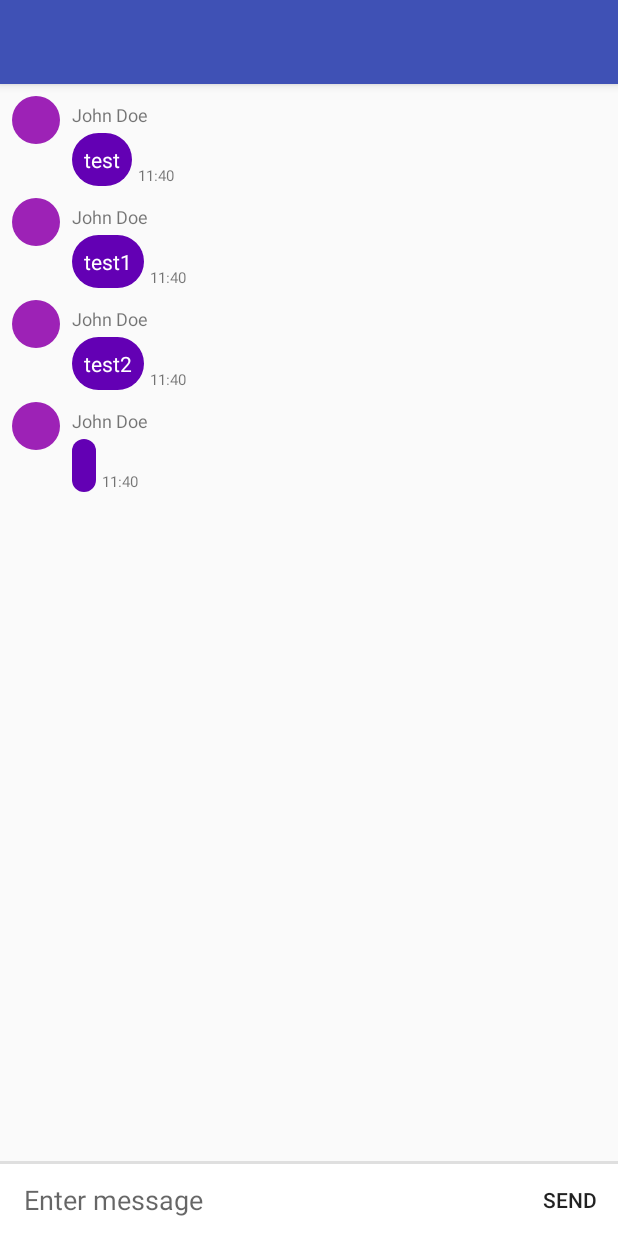
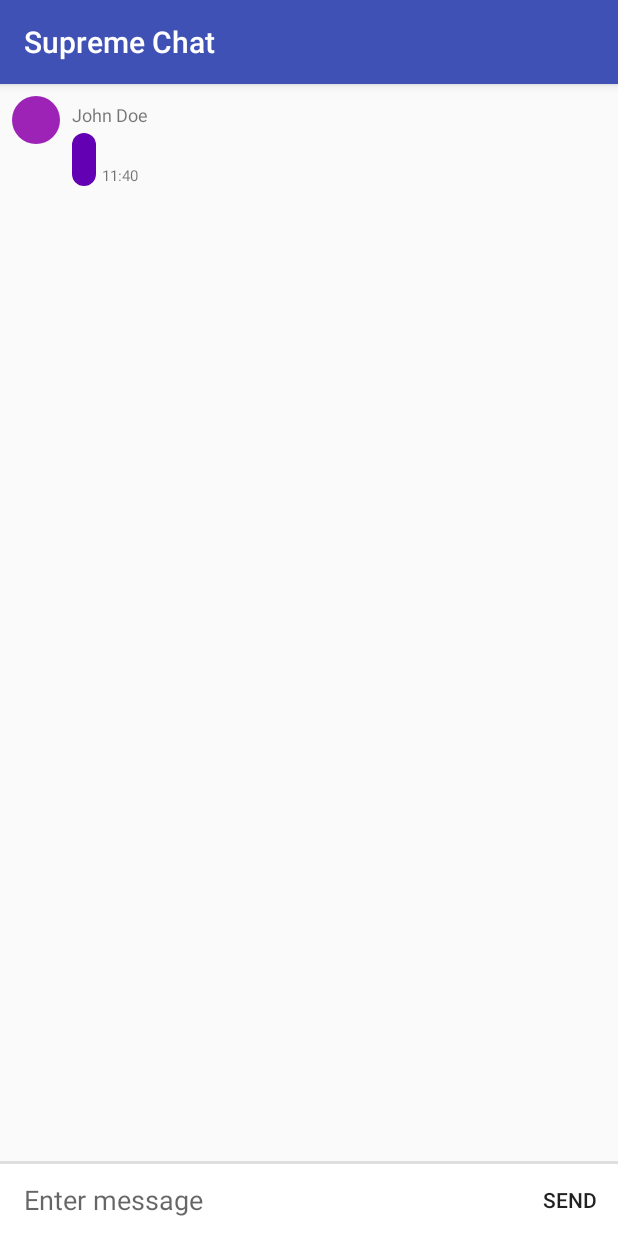
Before and after one commit to hesham-akmal/SupremeChat-Client, an Android app: the ChatActivity screen opened directly, with no data from a screen before it, after a tap on "SEND", on a phone screen of 412 x 824 dp. Run offline under Robolectric (Android 15) with nearby library versions, the phone set to English and light mode, and no system bars; 3 statements that could not run were skipped.

Commit message:
Fixed chat messages sync

```diff
--- a/app/build.gradle
+++ b/app/build.gradle
@@ -22,7 +22,10 @@ dependencies {
     implementation fileTree(dir: 'libs', include: ['*.jar'])
 
     implementation 'com.android.support.constraint:constraint-layout:1.0.2'
+    implementation 'com.android.support:support-v4:26.1.0'
+    implementation 'com.android.support:recyclerview-v7:26.1.0'
     compile 'com.android.support:design:26.1.0'
+    compile 'com.google.code.gson:gson:2.8.2'
     testImplementation 'junit:junit:4.12'
     androidTestImplementation 'com.android.support.test:runner:1.0.1'
     androidTestImplementation 'com.android.support.test.espresso:espresso-core:3.0.1'
--- a/app/src/main/java/com/supreme/abc/supremechat_client/ChatActivity.java
+++ b/app/src/main/java/com/supreme/abc/supremechat_client/ChatActivity.java
@@ -3,22 +3,33 @@ package com.supreme.abc.supremechat_client;
 import android.content.Context;
 import android.content.Intent;
 import android.content.SharedPreferences;
+import android.os.AsyncTask;
 import android.os.Bundle;
+import android.preference.PreferenceManager;
 import android.support.annotation.NonNull;
 import android.support.design.widget.BottomNavigationView;
 import android.support.v7.app.AppCompatActivity;
 import android.support.v7.widget.LinearLayoutManager;
 import android.support.v7.widget.RecyclerView;
+import android.util.Log;
 import android.view.MenuItem;
 import android.view.View;
 import android.widget.Button;
 import android.widget.EditText;
 import android.widget.ImageView;
 import android.widget.ListView;
+import android.widget.Toast;
 
+import com.google.gson.Gson;
+import com.google.gson.reflect.TypeToken;
+
+import java.lang.reflect.Type;
 import java.util.ArrayList;
+import java.util.HashSet;
 import java.util.List;
+import java.util.Set;
 
+import network_data.Command;
 import network_data.Friend;
 
 public class ChatActivity extends AppCompatActivity {
@@ -27,50 +38,86 @@ public class ChatActivity extends AppCompatActivity {
     private RecyclerView messageRecycler;
     private MessageListAdapter messageAdapter;
     List<Message> messageList;
-
+    static Friend friend;
     EditText chatBox;
     Button sendBtn;
     static Context c;
+    SharedPreferences prefs;
+    SharedPreferences.Editor editor;
+
+
 
     @Override
     protected void onCreate(Bundle savedInstanceState) {
         super.onCreate(savedInstanceState);
         setContentView(R.layout.activity_chat);
         c = this;
-        setTitle(getIntent().getStringExtra("name"));
+        friend = (Friend) getIntent().getSerializableExtra("Friend");
+        setTitle(friend.getUsername());
 
-        messageList = new ArrayList<>();
+        //messageList = friend.getChatHistory();
 
-        messageList.add(new Message("test", User.mainUser));
-        messageList.add(new Message("test1", User.mainUser));
-        messageList.add(new Message("test2", User.mainUser));
+        prefs = getSharedPreferences("App_settings", MODE_PRIVATE);
 
-        messageAdapter = new MessageListAdapter(this, messageList);
+        SharedPreferences appSharedPrefs = PreferenceManager
+                .getDefaultSharedPreferences(this.getApplicationContext());
+        Gson gson = new Gson();
+
+        String json = appSharedPrefs.getString(friend.getUsername(), "");
+
+        Type type = new TypeToken<List<Message>>() {
+        }.getType();
+        messageList = gson.fromJson(json, type);
+
+
+        if (messageList == null) {
+            messageList = new ArrayList<>();
+
+        }
+        if (messageAdapter == null) {
+            messageAdapter = new MessageListAdapter(this, messageList);
+        }
+
+
         messageRecycler = (RecyclerView) findViewById(R.id.reyclerview_message_list);
         messageRecycler.setAdapter(messageAdapter);
         messageRecycler.setLayoutManager(new LinearLayoutManager(this));
-
-
 
         sendBtn = (Button) findViewById(R.id.button_chatbox_send);
 
         chatBox = (EditText) findViewById(R.id.edittext_chatbox);
 
-        sendBtn.setOnClickListener(new View.OnClickListener() {
+        sendBtn.setOnClickListener(new View.OnClickListener()
+
+        {
             @Override
             public void onClick(View v) {
-                if(chatBox.getText()!=null){
+                if (chatBox.getText() != null) {
                     //new FriendConnection();
-                    chatBox.setText("");
                     messageList.add(new Message(chatBox.getText().toString(), User.mainUser));
                     messageAdapter = new MessageListAdapter(c, messageList);
                     messageRecycler.setLayoutManager(new LinearLayoutManager(c));
                     messageRecycler.setAdapter(messageAdapter);
-
+                    chatBox.setText("");
                 }
             }
         });
     }
 
+    @Override
+    public void onBackPressed() {
+        super.onBackPressed();
+
+        SharedPreferences appSharedPrefs = PreferenceManager
+                .getDefaultSharedPreferences(this.getApplicationContext());
+        SharedPreferences.Editor prefsEditor = appSharedPrefs.edit();
+        Gson gson = new Gson();
+        String json = gson.toJson(messageList);
+        prefsEditor.putString(friend.getUsername(), json);
+        prefsEditor.commit();
+
+
+    }
+
 
 }
--- a/app/src/main/java/com/supreme/abc/supremechat_client/MessageListAdapter.java
+++ b/app/src/main/java/com/supreme/abc/supremechat_client/MessageListAdapter.java
@@ -34,7 +34,7 @@ public class MessageListAdapter extends RecyclerView.Adapter {
     public int getItemViewType(int position) {
         Message message = (Message) messageList.get(position);
 
-        if (message.getSender().equals(User.mainUser)) {
+        if (message.getSender().equals(User.mainUser) || message.getSender().getUsername().equals(User.mainUser.getUsername())) {
             System.out.println("getItemViewType called");
             // If the current user is the sender of the message
             return VIEW_TYPE_MESSAGE_SENT;
@@ -50,11 +50,9 @@ public class MessageListAdapter extends RecyclerView.Adapter {
         View view;
 
         if (viewType == VIEW_TYPE_MESSAGE_SENT) {
-            System.out.println("Viewholder called");
             view = LayoutInflater.from(parent.getContext()).inflate(R.layout.item_message_sent, parent, false);
             return new SentMessageHolder(view);
         } else if (viewType == VIEW_TYPE_MESSAGE_RECEIVED) {
-            System.out.println("Viewholder called");
             view = LayoutInflater.from(parent.getContext()).inflate(R.layout.item_message_recieved, parent, false);
             return new ReceivedMessageHolder(view);
         }
@@ -69,11 +67,9 @@ public class MessageListAdapter extends RecyclerView.Adapter {
 
         switch (holder.getItemViewType()) {
             case VIEW_TYPE_MESSAGE_SENT:
-                System.out.println("onbind called");
                 ((SentMessageHolder) holder).bind(message);
                 break;
             case VIEW_TYPE_MESSAGE_RECEIVED:
-                System.out.println("Viewholder called");
                 ((ReceivedMessageHolder) holder).bind(message);
         }
     }
--- a/app/src/main/res/layout/item_message_sent.xml
+++ b/app/src/main/res/layout/item_message_sent.xml
@@ -18,6 +18,7 @@
         android:padding="8dp"
         android:textColor="#ffffff"
         android:minHeight="20dp"
+        android:minWidth="20dp"
         android:layout_marginRight="8dp"
         app:layout_constraintRight_toRightOf="parent"
         app:layout_constraintTop_toTopOf="parent" />
```
Also changed, not shown: app/src/main/java/com/supreme/abc/supremechat_client/ChatListActivity.java (+7 -12 lines), app/src/main/java/com/supreme/abc/supremechat_client/User.java (+8 -1 lines), 1 other file.
